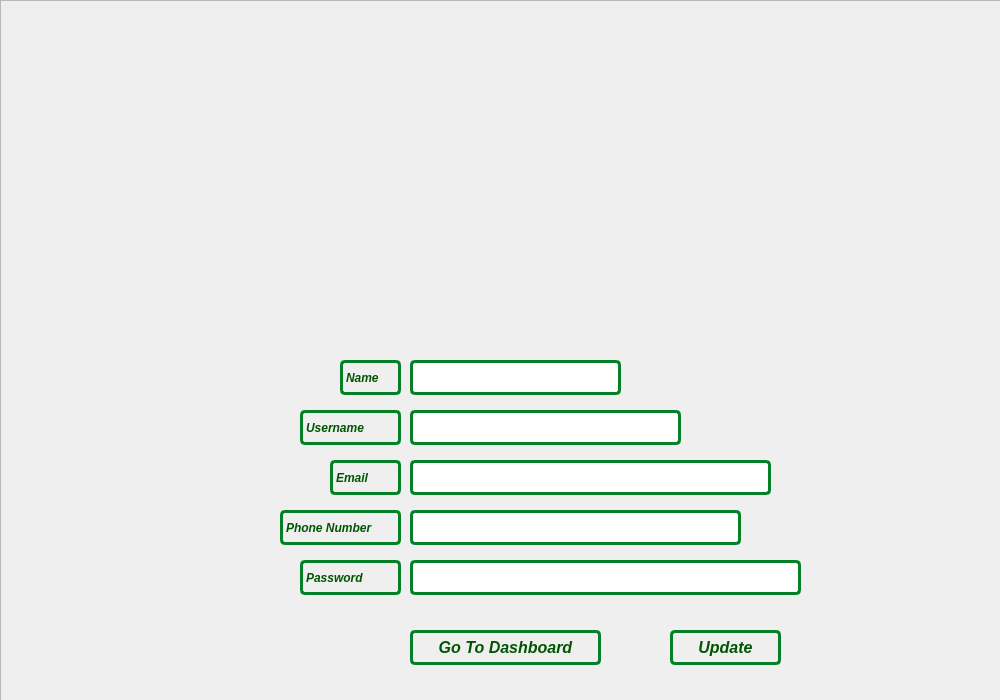
First picture: the form in windows/UpdateCredentials/updatecredentials.ui, repository hamidreza2005/PlanetVsZombies, before the edit.
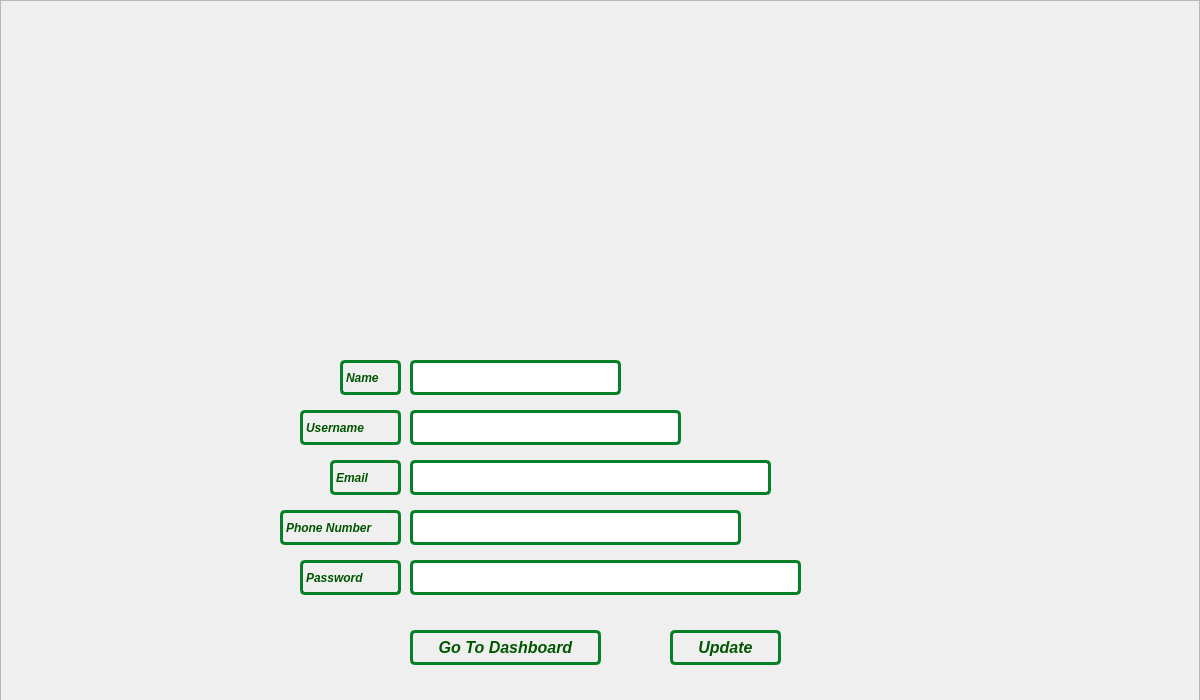
Second picture: the form after the edit. Icons and pictures are not drawn.

```diff
--- a/windows/UpdateCredentials/updatecredentials.ui
+++ b/windows/UpdateCredentials/updatecredentials.ui
@@ -6,7 +6,7 @@
    <rect>
     <x>0</x>
     <y>0</y>
-    <width>1000</width>
+    <width>1200</width>
     <height>700</height>
    </rect>
   </property>
@@ -254,7 +254,7 @@
     <rect>
      <x>0</x>
      <y>0</y>
-     <width>1001</width>
+     <width>1200</width>
      <height>701</height>
     </rect>
    </property>
```
